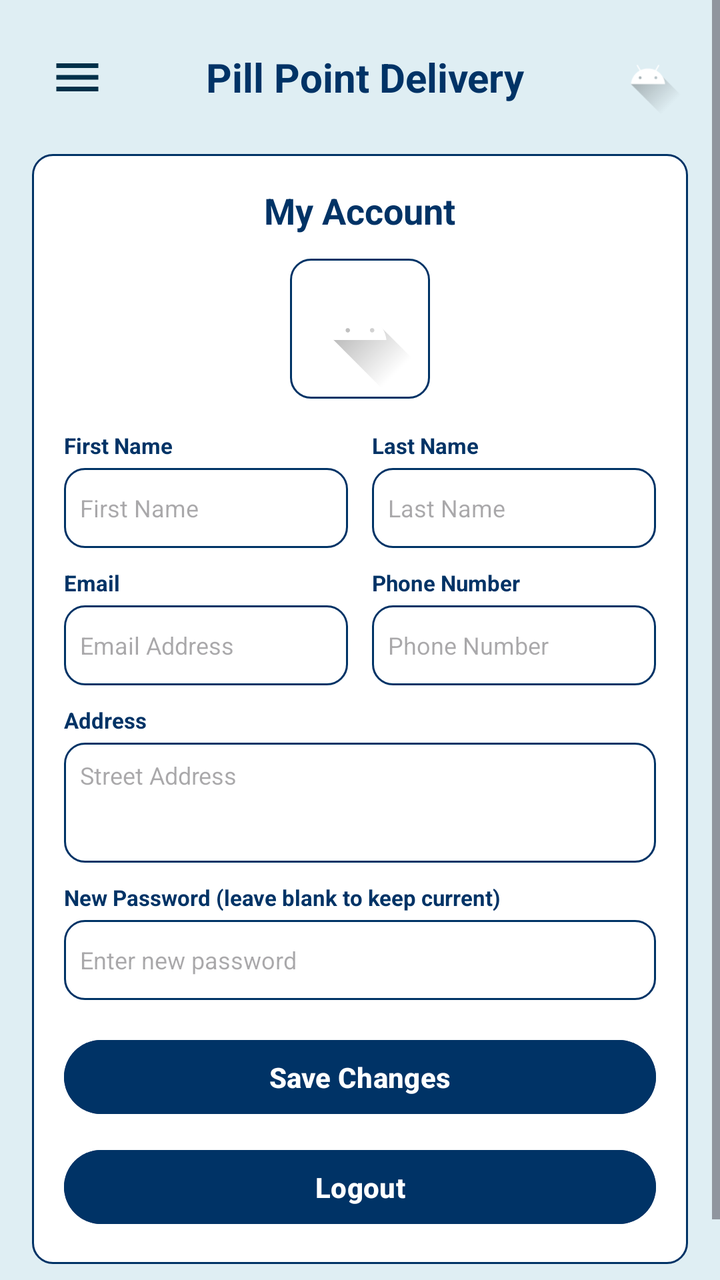
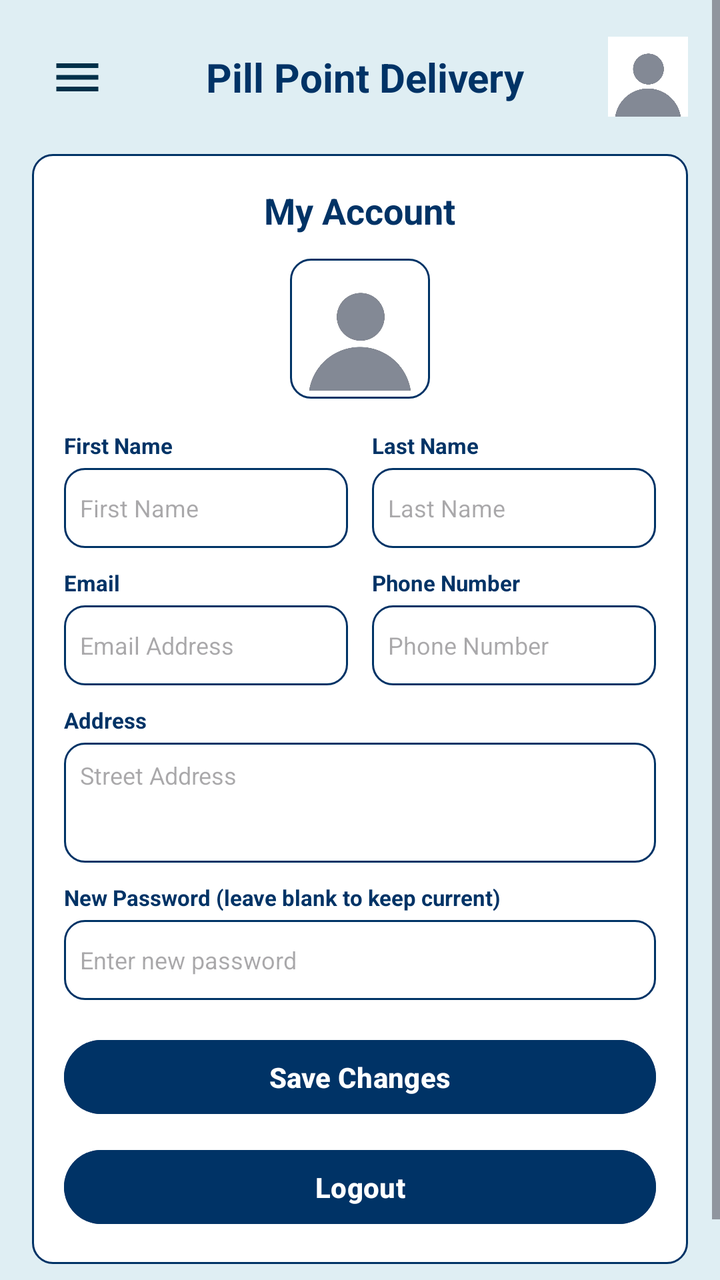

Compare the two renders of this Android layout. The source of the first and the diff that turns it into the second are given below.
<!-- AndroidManifest.xml: application theme Theme.Pillpoint -->
<!-- res/layout/activity_my_account.xml -->
<?xml version="1.0" encoding="utf-8"?>
<androidx.drawerlayout.widget.DrawerLayout
    xmlns:android="http://schemas.android.com/apk/res/android"
    xmlns:app="http://schemas.android.com/apk/res-auto"
    xmlns:tools="http://schemas.android.com/tools"
    android:id="@+id/drawerLayout"
    android:layout_width="match_parent"
    android:layout_height="match_parent"
    tools:context=".MyAccount">

    <ScrollView
        android:layout_width="match_parent"
        android:layout_height="match_parent"
        android:background="#DFEEF3">

    <LinearLayout
        android:layout_width="match_parent"
        android:layout_height="wrap_content"
        android:orientation="vertical"
        android:padding="16dp">

        
        <LinearLayout
            android:layout_width="match_parent"
            android:layout_height="wrap_content"
            android:gravity="center_vertical"
            android:orientation="horizontal"
            android:layout_marginBottom="16dp">

            <ImageButton
                android:id="@+id/btnMenu"
                android:layout_width="45dp"
                android:layout_height="45dp"
                android:background="?attr/selectableItemBackgroundBorderless"
                android:contentDescription="Menu"
                android:src="@drawable/ic_menu" />

            <TextView
                android:layout_width="0dp"
                android:layout_height="wrap_content"
                android:layout_weight="1"
                android:gravity="center"
                android:text="Pill Point Delivery"
                android:textColor="@color/dark_blue"
                android:textSize="20sp"
                android:textStyle="bold" />

            <ImageView
                android:id="@+id/ivProfile"
                android:layout_width="40dp"
                android:layout_height="40dp"
                android:contentDescription="Profile"
                android:src="@drawable/ic_launcher_foreground" />
        </LinearLayout>

        
        <LinearLayout
            android:layout_width="match_parent"
            android:layout_height="wrap_content"
            android:background="@drawable/edit_text_background"
            android:orientation="vertical"
            android:padding="16dp"
            android:layout_marginBottom="24dp"
            android:gravity="center_horizontal">

            <TextView
                android:layout_width="wrap_content"
                android:layout_height="wrap_content"
                android:text="My Account"
                android:textColor="@color/dark_blue"
                android:textSize="18sp"
                android:textStyle="bold"
                android:layout_marginBottom="12dp" />

            
            <ImageView
                android:layout_width="70dp"
                android:layout_height="70dp"
                android:src="@drawable/ic_launcher_foreground"
                android:background="@drawable/edit_text_background"
                android:padding="4dp"
                android:layout_marginBottom="16dp"
                android:contentDescription="Profile Avatar" />

            
            <LinearLayout
                android:layout_width="match_parent"
                android:layout_height="wrap_content"
                android:orientation="horizontal"
                android:weightSum="2"
                android:layout_marginBottom="10dp">

                <LinearLayout
                    android:layout_width="0dp"
                    android:layout_height="wrap_content"
                    android:layout_weight="1"
                    android:orientation="vertical"
                    android:layout_marginEnd="6dp">
                    <TextView
                        android:text="First Name"
                        android:textColor="@color/dark_blue"
                        android:textSize="11sp"
                        android:textStyle="bold"
                        android:layout_width="wrap_content"
                        android:layout_height="wrap_content"
                        android:layout_marginBottom="4dp"/>
                    <EditText
                        android:id="@+id/etFirstName"
                        android:layout_width="match_parent"
                        android:layout_height="40dp"
                        android:background="@drawable/edit_text_background"
                        android:hint="First Name"
                        android:padding="8dp"
                        android:textSize="12sp"
                        android:inputType="textPersonName"/>
                </LinearLayout>

                <LinearLayout
                    android:layout_width="0dp"
                    android:layout_height="wrap_content"
                    android:layout_weight="1"
                    android:orientation="vertical"
                    android:layout_marginStart="6dp">
                    <TextView
                        android:text="Last Name"
                        android:textColor="@color/dark_blue"
                        android:textSize="11sp"
                        android:textStyle="bold"
                        android:layout_width="wrap_content"
                        android:layout_height="wrap_content"
                        android:layout_marginBottom="4dp"/>
                    <EditText
                        android:id="@+id/etLastName"
                        android:layout_width="match_parent"
                        android:layout_height="40dp"
                        android:background="@drawable/edit_text_background"
                        android:hint="Last Name"
                        android:padding="8dp"
                        android:textSize="12sp"
                        android:inputType="textPersonName"/>
                </LinearLayout>
            </LinearLayout>

            
            <LinearLayout
                android:layout_width="match_parent"
                android:layout_height="wrap_content"
                android:orientation="horizontal"
                android:weightSum="2"
                android:layout_marginBottom="10dp"
                android:gravity="start">

                <LinearLayout
                    android:layout_width="0dp"
                    android:layout_height="wrap_content"
                    android:layout_weight="1"
                    android:orientation="vertical"
                    android:layout_marginEnd="6dp">
                    <TextView
                        android:text="Email"
                        android:textColor="@color/dark_blue"
                        android:textSize="11sp"
                        android:textStyle="bold"
                        android:layout_width="wrap_content"
                        android:layout_height="wrap_content"
                        android:layout_marginBottom="4dp"/>
                    <EditText
                        android:id="@+id/etEmail"
                        android:layout_width="match_parent"
                        android:layout_height="40dp"
                        android:background="@drawable/edit_text_background"
                        android:hint="Email Address"
                        android:padding="8dp"
                        android:textSize="12sp"
                        android:inputType="textEmailAddress"/>
                </LinearLayout>

                <LinearLayout
                    android:layout_width="0dp"
                    android:layout_height="wrap_content"
                    android:layout_weight="1"
                    android:orientation="vertical"
                    android:layout_marginStart="6dp">
                    <TextView
                        android:text="Phone Number"
                        android:textColor="@color/dark_blue"
                        android:textSize="11sp"
                        android:textStyle="bold"
                        android:layout_width="wrap_content"
                        android:layout_height="wrap_content"
                        android:layout_marginBottom="4dp"/>
                    <EditText
                        android:id="@+id/etPhone"
                        android:layout_width="match_parent"
                        android:layout_height="40dp"
                        android:background="@drawable/edit_text_background"
                        android:hint="Phone Number"
                        android:padding="8dp"
                        android:textSize="12sp"
                        android:inputType="phone"/>
                </LinearLayout>
            </LinearLayout>

            
            <LinearLayout
                android:layout_width="match_parent"
                android:layout_height="wrap_content"
                android:orientation="vertical"
                android:layout_marginBottom="10dp"
                android:gravity="start">
                <TextView
                    android:text="Address"
                    android:textColor="@color/dark_blue"
                    android:textSize="11sp"
                    android:textStyle="bold"
                    android:layout_width="wrap_content"
                    android:layout_height="wrap_content"
                    android:layout_marginBottom="4dp"/>
                <EditText
                    android:id="@+id/etAddress"
                    android:layout_width="match_parent"
                    android:layout_height="60dp"
                    android:background="@drawable/edit_text_background"
                    android:hint="Street Address"
                    android:padding="8dp"
                    android:textSize="12sp"
                    android:gravity="top"
                    android:inputType="textPostalAddress"/>
            </LinearLayout>

            
            <LinearLayout
                android:layout_width="match_parent"
                android:layout_height="wrap_content"
                android:orientation="vertical"
                android:layout_marginBottom="16dp"
                android:gravity="start">
                <TextView
                    android:text="New Password (leave blank to keep current)"
                    android:textColor="@color/dark_blue"
                    android:textSize="11sp"
                    android:textStyle="bold"
                    android:layout_width="wrap_content"
                    android:layout_height="wrap_content"
                    android:layout_marginBottom="4dp"/>
                <EditText
                    android:id="@+id/etPassword"
                    android:layout_width="match_parent"
                    android:layout_height="40dp"
                    android:background="@drawable/edit_text_background"
                    android:hint="Enter new password"
                    android:padding="8dp"
                    android:textSize="12sp"
                    android:inputType="textPassword"/>
            </LinearLayout>

            
            <Button
                android:id="@+id/btnSaveAccount"
                android:layout_width="match_parent"
                android:layout_height="45dp"
                android:backgroundTint="@color/dark_blue"
                android:text="Save Changes"
                android:textAllCaps="false"
                android:textColor="@android:color/white"
                android:textStyle="bold"
                android:layout_marginBottom="10dp"/>

            
            <Button
                android:id="@+id/btnAccountLogout"
                android:layout_width="match_parent"
                android:layout_height="45dp"
                android:backgroundTint="@color/dark_blue"
                android:text="Logout"
                android:textAllCaps="false"
                android:textColor="@android:color/white"
                android:textStyle="bold"/>

        </LinearLayout>

    </LinearLayout>

</ScrollView>

    <com.google.android.material.navigation.NavigationView
        android:id="@+id/navView"
        android:layout_width="300dp"
        android:layout_height="match_parent"
        android:layout_gravity="start"
        android:background="@android:color/white"
        app:headerLayout="@layout/nav_header"
        app:menu="@menu/nav_menu" />

</androidx.drawerlayout.widget.DrawerLayout>
<!-- res/layout/nav_header.xml (included above) -->
<?xml version="1.0" encoding="utf-8"?>
<LinearLayout
    xmlns:android="http://schemas.android.com/apk/res/android"
    android:layout_width="match_parent"
    android:layout_height="180dp"
    android:orientation="vertical"
    android:gravity="center"
    android:background="#0D6EFD"
    android:padding="16dp">

    <ImageView
        android:id="@+id/imgProfile"
        android:layout_width="80dp"
        android:layout_height="80dp"
        android:src="@drawable/photo"
        android:background="@android:color/white"
        android:padding="5dp"
        android:contentDescription="Profile"/>

    <TextView
        android:id="@+id/txtUserName"
        android:layout_width="wrap_content"
        android:layout_height="wrap_content"
        android:text="Welcome"
        android:textColor="#FFFFFF"
        android:textStyle="bold"
        android:textSize="20sp"
        android:layout_marginTop="10dp"/>

    <TextView
        android:id="@+id/txtEmail"
        android:layout_width="wrap_content"
        android:layout_height="wrap_content"
        android:text="user@email.com"
        android:textColor="#FFFFFF"
        android:textSize="14sp"/>

</LinearLayout>
<!-- resources referenced by this layout -->
<resources>
  <color name="dark_blue">#003366</color>
  <!-- drawable edit_text_background (drawable) -->
  <?xml version="1.0" encoding="utf-8"?>
  <shape xmlns:android="http://schemas.android.com/apk/res/android">
  
      <solid android:color="#FFFFFF"/>
  
      <stroke
          android:width="1dp"
          android:color="@color/dark_blue"/>
  
      <corners android:radius="10dp"/>
  
      <padding
          android:left="10dp"
          android:right="10dp"
          android:top="10dp"
          android:bottom="10dp"/>
  
  
  </shape>
  <!-- drawable ic_launcher_foreground (drawable) -->
  <vector xmlns:android="http://schemas.android.com/apk/res/android"
      xmlns:aapt="http://schemas.android.com/aapt"
      android:width="108dp"
      android:height="108dp"
      android:viewportWidth="108"
      android:viewportHeight="108">
      <path android:pathData="M31,63.928c0,0 6.4,-11 12.1,-13.1c7.2,-2.6 26,-1.4 26,-1.4l38.1,38.1L107,108.928l-32,-1L31,63.928z">
          <aapt:attr name="android:fillColor">
              <gradient
                  android:endX="85.84757"
                  android:endY="92.4963"
                  android:startX="42.9492"
                  android:startY="49.59793"
                  android:type="linear">
                  <item
                      android:color="#44000000"
                      android:offset="0.0" />
                  <item
                      android:color="#00000000"
                      android:offset="1.0" />
              </gradient>
          </aapt:attr>
      </path>
      <path
          android:fillColor="#FFFFFF"
          android:fillType="nonZero"
          android:pathData="M65.3,45.828l3.8,-6.6c0.2,-0.4 0.1,-0.9 -0.3,-1.1c-0.4,-0.2 -0.9,-0.1 -1.1,0.3l-3.9,6.7c-6.3,-2.8 -13.4,-2.8 -19.7,0l-3.9,-6.7c-0.2,-0.4 -0.7,-0.5 -1.1,-0.3C38.8,38.328 38.7,38.828 38.9,39.228l3.8,6.6C36.2,49.428 31.7,56.028 31,63.928h46C76.3,56.028 71.8,49.428 65.3,45.828zM43.4,57.328c-0.8,0 -1.5,-0.5 -1.8,-1.2c-0.3,-0.7 -0.1,-1.5 0.4,-2.1c0.5,-0.5 1.4,-0.7 2.1,-0.4c0.7,0.3 1.2,1 1.2,1.8C45.3,56.528 44.5,57.328 43.4,57.328L43.4,57.328zM64.6,57.328c-0.8,0 -1.5,-0.5 -1.8,-1.2s-0.1,-1.5 0.4,-2.1c0.5,-0.5 1.4,-0.7 2.1,-0.4c0.7,0.3 1.2,1 1.2,1.8C66.5,56.528 65.6,57.328 64.6,57.328L64.6,57.328z"
          android:strokeWidth="1"
          android:strokeColor="#00000000" />
  </vector>
  <!-- drawable ic_menu (drawable) -->
  <?xml version="1.0" encoding="utf-8"?>
  <vector xmlns:android="http://schemas.android.com/apk/res/android"
      android:width="28dp"
      android:height="28dp"
      android:viewportWidth="24"
      android:viewportHeight="24">
      <path android:fillColor="#003049" android:pathData="M3,6h18v2H3zM3,11h18v2H3zM3,16h18v2H3z"/>
  </vector>
  <!-- drawable photo: jpeg bitmap (drawable, 8365 bytes) -->
  <style name="Theme.Pillpoint" parent="Base.Theme.Pillpoint" />
  <style name="Base.Theme.Pillpoint" parent="Theme.Material3.DayNight.NoActionBar">
          
  
          
  
          <item name="colorPrimary">@color/blue</item>
          <item name="colorOnPrimary">@color/white</item>
  
          <item name="colorSecondary">@color/red</item>
          <item name="colorOnSecondary">@color/white</item>
  
          <item name="android:statusBarColor">@color/dark_blue</item>
          <item name="android:navigationBarColor">@color/blue</item>
      </style>
  <color name="blue">#0D6EFD</color>
  <color name="white">#FFFFFFFF</color>
  <color name="red">#FF0000</color>
</resources>

<!-- the commit's change to res/layout/activity_my_account.xml (unified diff, before → after) -->
@@ -50,7 +50,7 @@
                 android:layout_width="40dp"
                 android:layout_height="40dp"
                 android:contentDescription="Profile"
-                android:src="@drawable/ic_launcher_foreground" />
+                android:src="@drawable/photo" />
         </LinearLayout>
 
         
@@ -76,7 +76,7 @@
             <ImageView
                 android:layout_width="70dp"
                 android:layout_height="70dp"
-                android:src="@drawable/ic_launcher_foreground"
+                android:src="@drawable/photo"
                 android:background="@drawable/edit_text_background"
                 android:padding="4dp"
                 android:layout_marginBottom="16dp"
<!-- resource entries referenced after the edit -->
@@ -21,37 +21,6 @@
   
   
   </shape>
-  <!-- drawable ic_launcher_foreground (drawable) -->
-  <vector xmlns:android="http://schemas.android.com/apk/res/android"
-      xmlns:aapt="http://schemas.android.com/aapt"
-      android:width="108dp"
-      android:height="108dp"
-      android:viewportWidth="108"
-      android:viewportHeight="108">
-      <path android:pathData="M31,63.928c0,0 6.4,-11 12.1,-13.1c7.2,-2.6 26,-1.4 26,-1.4l38.1,38.1L107,108.928l-32,-1L31,63.928z">
-          <aapt:attr name="android:fillColor">
-              <gradient
-                  android:endX="85.84757"
-                  android:endY="92.4963"
-                  android:startX="42.9492"
-                  android:startY="49.59793"
-                  android:type="linear">
-                  <item
-                      android:color="#44000000"
-                      android:offset="0.0" />
-                  <item
-                      android:color="#00000000"
-                      android:offset="1.0" />
-              </gradient>
-          </aapt:attr>
-      </path>
-      <path
-          android:fillColor="#FFFFFF"
-          android:fillType="nonZero"
-          android:pathData="M65.3,45.828l3.8,-6.6c0.2,-0.4 0.1,-0.9 -0.3,-1.1c-0.4,-0.2 -0.9,-0.1 -1.1,0.3l-3.9,6.7c-6.3,-2.8 -13.4,-2.8 -19.7,0l-3.9,-6.7c-0.2,-0.4 -0.7,-0.5 -1.1,-0.3C38.8,38.328 38.7,38.828 38.9,39.228l3.8,6.6C36.2,49.428 31.7,56.028 31,63.928h46C76.3,56.028 71.8,49.428 65.3,45.828zM43.4,57.328c-0.8,0 -1.5,-0.5 -1.8,-1.2c-0.3,-0.7 -0.1,-1.5 0.4,-2.1c0.5,-0.5 1.4,-0.7 2.1,-0.4c0.7,0.3 1.2,1 1.2,1.8C45.3,56.528 44.5,57.328 43.4,57.328L43.4,57.328zM64.6,57.328c-0.8,0 -1.5,-0.5 -1.8,-1.2s-0.1,-1.5 0.4,-2.1c0.5,-0.5 1.4,-0.7 2.1,-0.4c0.7,0.3 1.2,1 1.2,1.8C66.5,56.528 65.6,57.328 64.6,57.328L64.6,57.328z"
-          android:strokeWidth="1"
-          android:strokeColor="#00000000" />
-  </vector>
   <!-- drawable ic_menu (drawable) -->
   <?xml version="1.0" encoding="utf-8"?>
   <vector xmlns:android="http://schemas.android.com/apk/res/android"
